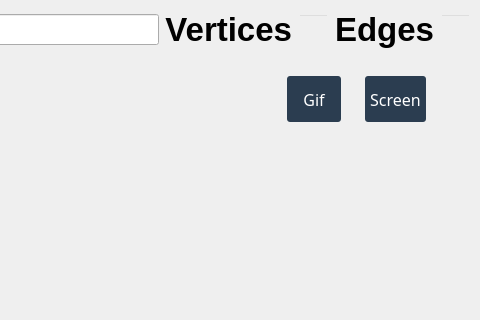
Old version of the form src/viewer/mainwindow.ui in the repository GrusnyDance/3dViewer; both pictures show x 438 to 918 and y 0 to 320 of the 918 by 979 pixel window.
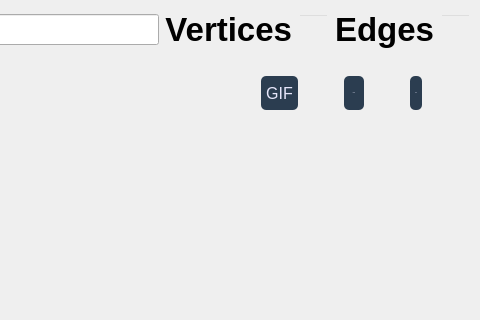
New version of the form.

Commit message: screen buttons improved

Patch:
```diff
--- a/src/viewer/mainwindow.ui
+++ b/src/viewer/mainwindow.ui
@@ -524,9 +524,35 @@
           <height>25</height>
          </size>
         </property>
-        <layout class="QGridLayout" name="gridLayout_2" rowstretch="3,55" columnstretch="23,3,1,3,2" rowminimumheight="3,55">
-         <item row="0" column="1">
-          <widget class="QPushButton" name="GifButton">
+        <layout class="QGridLayout" name="gridLayout_2" rowstretch="1,25" columnstretch="23,0,0,0,0,0,0" rowminimumheight="1,25">
+         <item row="0" column="6">
+          <spacer name="horizontalSpacer_10">
+           <property name="orientation">
+            <enum>Qt::Horizontal</enum>
+           </property>
+           <property name="sizeHint" stdset="0">
+            <size>
+             <width>40</width>
+             <height>20</height>
+            </size>
+           </property>
+          </spacer>
+         </item>
+         <item row="0" column="0">
+          <spacer name="horizontalSpacer_8">
+           <property name="orientation">
+            <enum>Qt::Horizontal</enum>
+           </property>
+           <property name="sizeHint" stdset="0">
+            <size>
+             <width>40</width>
+             <height>20</height>
+            </size>
+           </property>
+          </spacer>
+         </item>
+         <item row="0" column="5">
+          <widget class="QPushButton" name="JpgButton">
            <property name="sizePolicy">
             <sizepolicy hsizetype="Minimum" vsizetype="Preferred">
              <horstretch>0</horstretch>
@@ -535,7 +561,49 @@
            </property>
            <property name="font">
             <font>
-             <family>Sans Serif</family>
+             <family>Arial</family>
+             <pointsize>-1</pointsize>
+            </font>
+           </property>
+           <property name="styleSheet">
+            <string notr="true">QPushButton
+{
+        background-color:  #2B3D50;
+        color: lavender;
+        font-size: bold 14px;
+	border: none;
+	border-radius: 5px;
+	padding: 5px;
+
+}
+
+
+QPushButton::pressed
+{
+        background-color: #39516A;
+
+}
+</string>
+           </property>
+           <property name="text">
+            <string>JPG</string>
+           </property>
+           <property name="checkable">
+            <bool>true</bool>
+           </property>
+          </widget>
+         </item>
+         <item row="0" column="3">
+          <widget class="QPushButton" name="BmpButton">
+           <property name="sizePolicy">
+            <sizepolicy hsizetype="Minimum" vsizetype="Preferred">
+             <horstretch>0</horstretch>
+             <verstretch>0</verstretch>
+            </sizepolicy>
+           </property>
+           <property name="font">
+            <font>
+             <family>Arial</family>
              <pointsize>-1</pointsize>
             </font>
            </property>
@@ -555,10 +623,10 @@
             <string notr="true">QPushButton
 {
         background-color:  #2B3D50;
-        color: #fff;
-        font-size: 16px;
+        color: lavender;
+        font-size: bold 14px;
 	border: none;
-	border-radius: 3px;
+	border-radius: 5px;
 	padding: 5px;
 
 }
@@ -572,7 +640,7 @@
 </string>
            </property>
            <property name="text">
-            <string>Gif</string>
+            <string>BMP</string>
            </property>
            <property name="checkable">
             <bool>true</bool>
@@ -585,20 +653,46 @@
            </property>
           </widget>
          </item>
-         <item row="0" column="0">
-          <spacer name="horizontalSpacer_8">
-           <property name="orientation">
-            <enum>Qt::Horizontal</enum>
+         <item row="0" column="1">
+          <widget class="QPushButton" name="GifButton">
+           <property name="sizePolicy">
+            <sizepolicy hsizetype="Minimum" vsizetype="Preferred">
+             <horstretch>0</horstretch>
+             <verstretch>0</verstretch>
+            </sizepolicy>
            </property>
-           <property name="sizeHint" stdset="0">
-            <size>
-             <width>40</width>
-             <height>20</height>
-            </size>
+           <property name="font">
+            <font>
+             <family>Arial</family>
+             <pointsize>12</pointsize>
+            </font>
            </property>
-          </spacer>
+           <property name="styleSheet">
+            <string notr="true">QPushButton
+{
+        background-color:  #2B3D50;
+        color: lavender;
+        font-size: bold 14px;
+	border: none;
+	border-radius: 5px;
+	padding: 5px;
+
+}
+
+
+QPushButton::pressed
+{
+        background-color: #39516A;
+
+}
+</string>
+           </property>
+           <property name="text">
+            <string>GIF</string>
+           </property>
+          </widget>
          </item>
-         <item row="0" column="2">
+         <item row="0" column="4">
           <spacer name="horizontalSpacer_9">
            <property name="orientation">
             <enum>Qt::Horizontal</enum>
@@ -611,7 +705,7 @@
            </property>
           </spacer>
          </item>
-         <item row="1" column="1">
+         <item row="1" column="3">
           <spacer name="verticalSpacer_11">
            <property name="orientation">
             <enum>Qt::Vertical</enum>
@@ -624,50 +718,8 @@
            </property>
           </spacer>
          </item>
-         <item row="0" column="3">
-          <widget class="QPushButton" name="ScreenButton">
-           <property name="sizePolicy">
-            <sizepolicy hsizetype="Minimum" vsizetype="Preferred">
-             <horstretch>0</horstretch>
-             <verstretch>0</verstretch>
-            </sizepolicy>
-           </property>
-           <property name="font">
-            <font>
-             <family>Sans Serif</family>
-             <pointsize>-1</pointsize>
-            </font>
-           </property>
-           <property name="styleSheet">
-            <string notr="true">QPushButton
-{
-        background-color:  #2B3D50;
-        color: #fff;
-        font-size: 16px;
-	border: none;
-	border-radius: 3px;
-	padding: 5px;
-
-}
-
-
-QPushButton::pressed
-{
-        background-color: #39516A;
-
-}
-</string>
-           </property>
-           <property name="text">
-            <string>Screen</string>
-           </property>
-           <property name="checkable">
-            <bool>true</bool>
-           </property>
-          </widget>
-         </item>
-         <item row="0" column="4">
-          <spacer name="horizontalSpacer_10">
+         <item row="0" column="2">
+          <spacer name="horizontalSpacer_11">
            <property name="orientation">
             <enum>Qt::Horizontal</enum>
            </property>
```
The commit also changes 2 other files.
